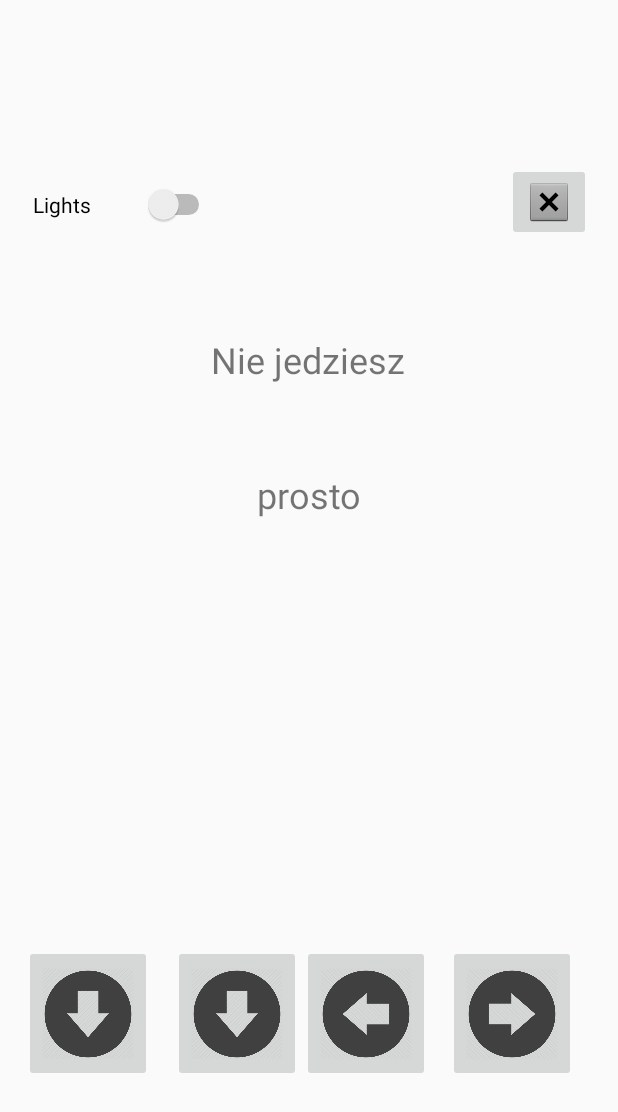
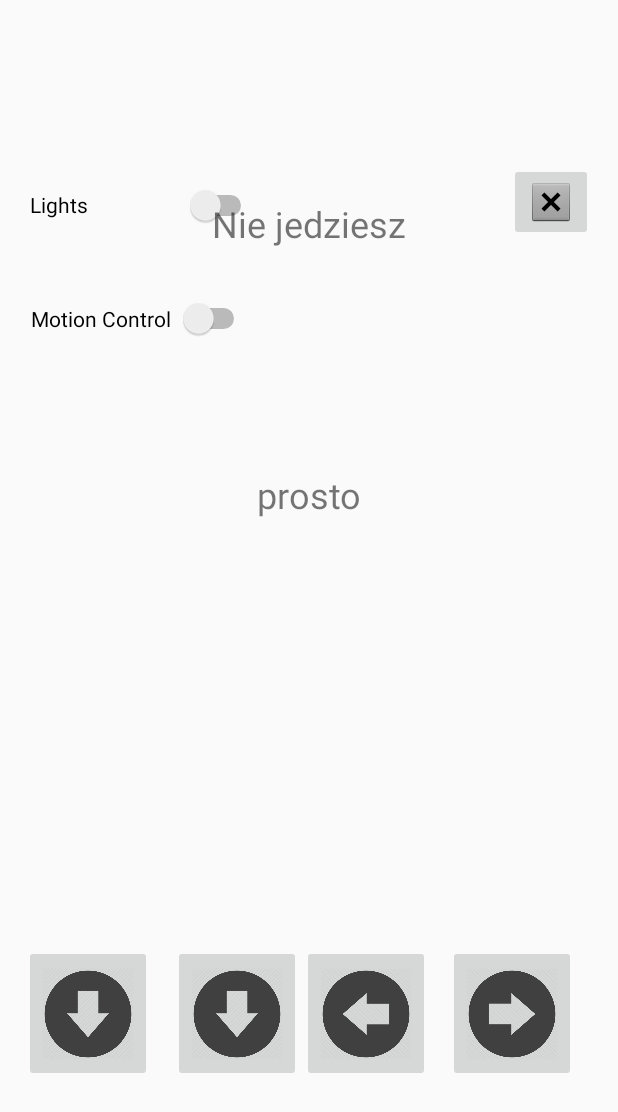
Before and after one commit to Plota16/PiCar_Client, an Android app: the layout control_layout.xml on its own in the app's theme, with its tools: preview values and no code run, on a phone screen of 412 x 824 dp. Shown: the top 1112 px of the screen. Run offline under Robolectric (Android 15) with nearby library versions, the phone set to English and light mode, and no system bars.

Commit message:
Motion Control

```diff
--- a/app/src/main/res/layout/control_layout.xml
+++ b/app/src/main/res/layout/control_layout.xml
@@ -61,8 +61,8 @@
             app:layout_constraintTop_toTopOf="parent" app:layout_constraintVertical_bias="0.858"/>
     <Switch
             android:text="@string/lights"
-            android:layout_width="121dp"
-            android:layout_height="50dp"
+            android:layout_width="151dp"
+            android:layout_height="52dp"
             android:id="@+id/lights_switch" android:layout_marginTop="8dp"
             app:layout_constraintTop_toTopOf="parent" android:layout_marginBottom="8dp"
             app:layout_constraintBottom_toBottomOf="parent" app:layout_constraintVertical_bias="0.136"
@@ -83,8 +83,17 @@
             android:layout_width="215dp"
             android:layout_height="58dp"
             android:id="@+id/textView" app:layout_constraintStart_toStartOf="parent"
-            app:layout_constraintHorizontal_bias="0.499" app:layout_constraintEnd_toEndOf="parent"
+            app:layout_constraintEnd_toEndOf="parent"
             android:layout_marginTop="8dp" app:layout_constraintTop_toTopOf="parent" android:layout_marginBottom="8dp"
-            app:layout_constraintBottom_toBottomOf="parent" app:layout_constraintVertical_bias="0.287"
+            app:layout_constraintBottom_toBottomOf="parent" app:layout_constraintVertical_bias="0.166"
             android:textSize="24sp" android:textAlignment="center"/>
+    <Switch
+            android:layout_width="146dp"
+            android:layout_height="51dp"
+            android:id="@+id/rotation_switch" android:layout_marginTop="24dp"
+            app:layout_constraintTop_toBottomOf="@+id/lights_switch" android:layout_marginBottom="8dp"
+            app:layout_constraintBottom_toBottomOf="parent" app:layout_constraintStart_toStartOf="parent"
+            android:layout_marginStart="8dp" app:layout_constraintEnd_toEndOf="parent" android:layout_marginEnd="8dp"
+            app:layout_constraintHorizontal_bias="0.05" app:layout_constraintVertical_bias="0.0"
+            android:text="Motion Control"/>
 </android.support.constraint.ConstraintLayout>
```
Also changed, not shown: app/src/main/AndroidManifest.xml (+7 -1 lines), app/src/main/java/com/example/picar/Car.kt (added, +33 -0 lines), app/src/main/java/com/example/picar/ConnectToDevice.kt (added, +51 -0 lines), app/src/main/java/com/example/picar/ControlActivity.kt (+57 -46 lines).
